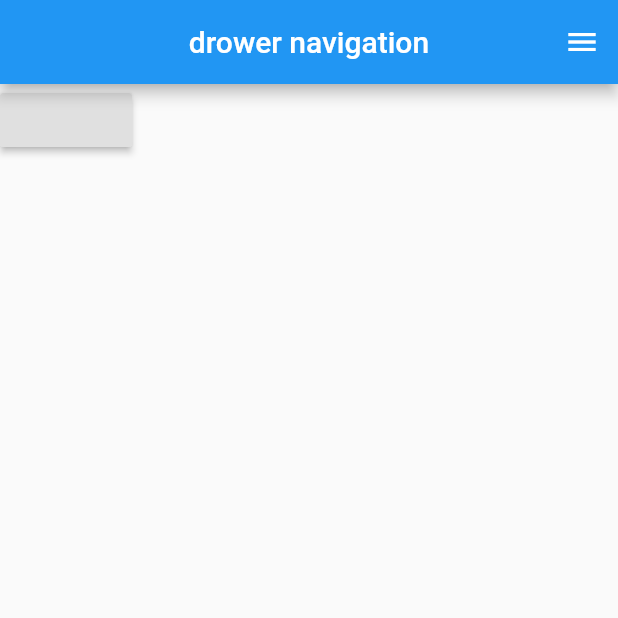
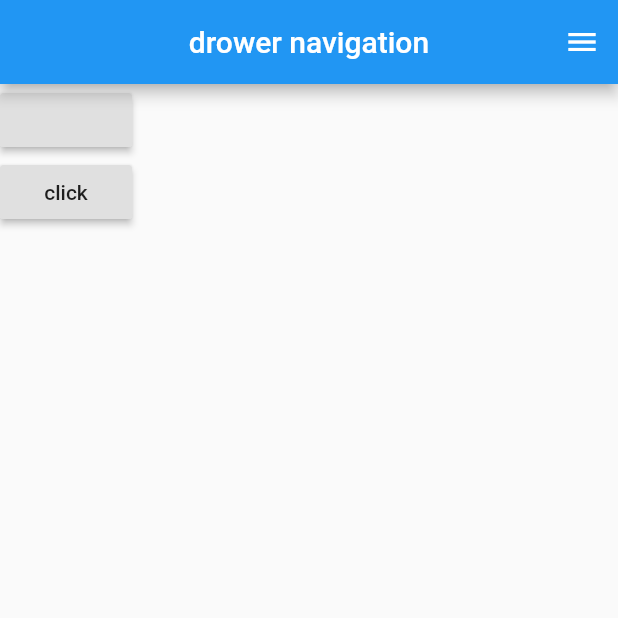
Before and after one commit to sajibsaha4647/Flutter-DrowerNavigator, a Flutter app: the screen it shows after launch, on a phone screen of 412 x 824 dp, the top half of it. Run offline on Flutter 3.47's test engine with Material 2 defaults, Android fonts, the phone set to English and light mode, and no system bars.

```diff
--- a/lib/main.dart
+++ b/lib/main.dart
@@ -1,5 +1,6 @@
 import 'package:flutter/material.dart';
 import 'package:flutter/services.dart';
+import 'package:url_launcher/url_launcher.dart';
 
 
 void main() {
@@ -32,6 +33,11 @@ class _HomPageState extends State<HomPage> {
 
   final globalKey = GlobalKey<ScaffoldState>();
 
+  final Uri _url = Uri.parse('https://flutter.dev');
+
+
+
+
   @override
   Widget build(BuildContext context) {
     return SafeArea(child: Scaffold(
@@ -53,13 +59,24 @@ class _HomPageState extends State<HomPage> {
           ),
         ),
       drawerEnableOpenDragGesture: false,
-      body: Container(
-        child: RaisedButton(onPressed: () {
-          globalKey.currentState!.openEndDrawer();
-        },
+      body: Column(
+        children: [
+          Container(
+            child: RaisedButton(onPressed: () {
+              globalKey.currentState!.openEndDrawer();
+            },
 
-        ),
-      ),
+            ),
+          ),
+          RaisedButton(
+              child: Text("click"),
+              onPressed: (){
+                launchUrl(_url);
+              }
+          )
+        ],
+      )
+
     ));
   }
 }
--- a/pubspec.yaml
+++ b/pubspec.yaml
@@ -27,6 +27,7 @@ environment:
 # the latest version available on pub.dev. To see which dependencies have newer
 # versions available, run `flutter pub outdated`.
 dependencies:
+  url_launcher: ^6.1.5
   flutter:
     sdk: flutter
 
```
Also changed, not shown: pubspec.lock, 1 other file.
